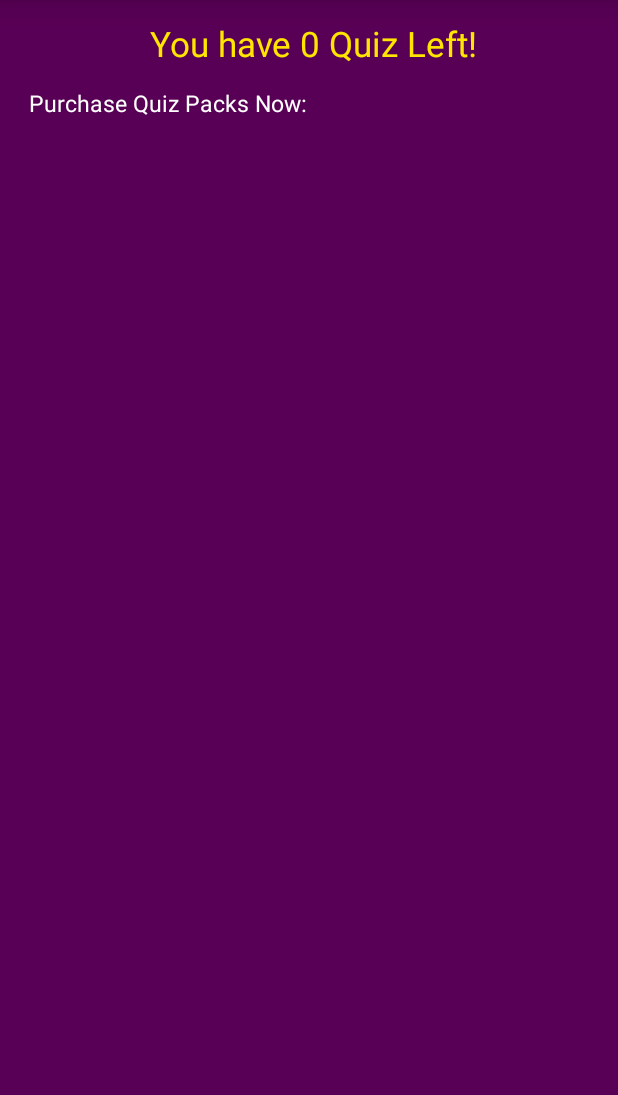
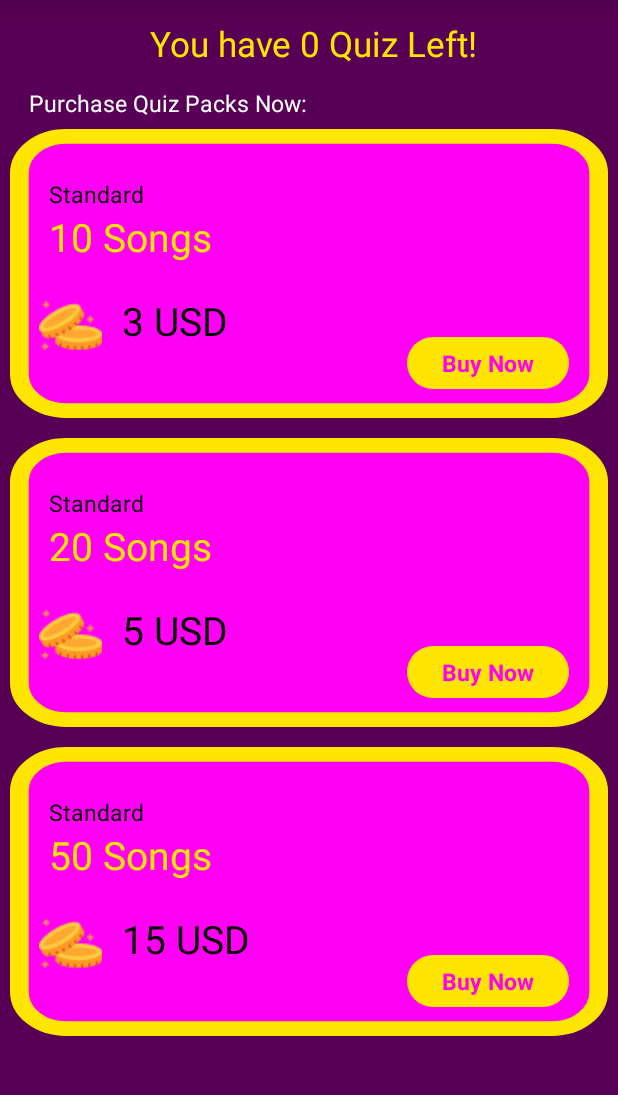
Before and after one commit to Nagari-Telcovas/GuessTheSong, an Android app built with Jetpack Compose: the PurchasePacksActivity screen opened directly, with no data from a screen before it, on a phone screen of 412 x 824 dp, the part 88-1183 px from its top. Run offline under Robolectric (Android 15) with nearby library versions, the light colour scheme and no system bars; our stand-ins replace sdp/ssp sizes; Roboto replaces fonts that are not available here.

Commit message:
updating ui and code for packages

```diff
--- a/app/src/main/assets/songsupdate.json
+++ b/app/src/main/assets/songsupdate.json
@@ -3,7 +3,7 @@
 "message":"Success",
 "response":[
 {"songurl":"whenyouarenotwithme",
-  "answer":"V",
+  "answer":"C",
 "details":[{"option1":"Shape of You", "type1":"A"},{"option1":"Billie Jean", "type1":"B"},
   {"option1":"when-you-are-not-with-me", "type1":"C"}, {"option1":"You and I", "type1":"D"}]},
 {"songurl":"thevictorianmansion",
--- /dev/null
+++ b/app/src/main/java/com/telcovas/guessthesong/model/PackClickListener.kt
@@ -0,0 +1,6 @@
+package com.telcovas.guessthesong.model
+
+interface PackClickListener {
+
+    fun onSelectClicked(optionName: String?, type: String?)
+}
--- /dev/null
+++ b/app/src/main/java/com/telcovas/guessthesong/model/PackageList.kt
@@ -0,0 +1,11 @@
+package com.telcovas.guessthesong.model
+
+data class PackageList(  val status: String,
+                         val message: String,
+                         val response: List<Packinfo>)
+
+data class Packinfo(
+    val plan: String,
+    val songs: String,
+    val price:String
+)
--- /dev/null
+++ b/app/src/main/java/com/telcovas/guessthesong/purchasePacks/PackageAdapter.kt
@@ -0,0 +1,63 @@
+package com.telcovas.guessthesong.purchasePacks
+
+import android.content.Context
+import android.view.LayoutInflater
+import android.view.View
+import android.view.ViewGroup
+import androidx.appcompat.widget.AppCompatImageView
+import androidx.appcompat.widget.AppCompatTextView
+import androidx.recyclerview.widget.RecyclerView
+import com.telcovas.guessthesong.R
+import com.telcovas.guessthesong.model.PackClickListener
+import com.telcovas.guessthesong.model.Packinfo
+
+class PackageAdapter(private val context: Context, val priceList: List<Packinfo>, private var clickItemListener: PackClickListener) :
+    RecyclerView.Adapter<PackageAdapter.ViewHolder>() {
+    var selectedItemPos = -1
+    var lastItemSelectedPos = -1
+
+    override fun getItemCount(): Int {
+        return priceList.size
+    }
+
+    override fun onCreateViewHolder(viewGroup: ViewGroup, position: Int): ViewHolder {
+        val v = LayoutInflater.from(context).inflate(R.layout.item_purchase_packs, viewGroup, false)
+        return ViewHolder(v)
+    }
+
+    override fun onBindViewHolder(holder: ViewHolder, position: Int) {
+        holder?.songTitle?.text = priceList.get(position).plan
+        holder?.totalCount?.text = priceList.get(position).songs
+        holder?.totalAmount?.text = priceList.get(position).price
+
+      /*  if (position == selectedItemPos)
+            holder?.totalAmount?.visibility = View.VISIBLE
+        else
+            holder?.totalAmount?.visibility = View.GONE
+*/
+        holder?.itemView?.setOnClickListener {
+            selectedItemPos = holder.adapterPosition
+            if (lastItemSelectedPos == -1)
+                lastItemSelectedPos = selectedItemPos
+            else {
+                notifyItemChanged(lastItemSelectedPos)
+                lastItemSelectedPos = selectedItemPos
+            }
+            notifyItemChanged(selectedItemPos)
+            clickItemListener.onSelectClicked(
+                priceList.get(position).songs,
+                priceList.get(position).plan
+            )
+        }
+    }
+
+    class ViewHolder(view: View) : RecyclerView.ViewHolder(view) {
+        val songTitle = view.findViewById(R.id.songTitle) as AppCompatTextView
+        val totalCount = view.findViewById(R.id.totalCount) as AppCompatTextView
+        val totalAmount = view.findViewById(R.id.totalAmount) as AppCompatTextView
+    }
+
+    override fun getItemViewType(position: Int): Int {
+        return position
+    }
+}
--- a/app/src/main/java/com/telcovas/guessthesong/purchasePacks/PurchasePacksActivity.kt
+++ b/app/src/main/java/com/telcovas/guessthesong/purchasePacks/PurchasePacksActivity.kt
@@ -2,11 +2,59 @@ package com.telcovas.guessthesong.purchasePacks
 
 import androidx.appcompat.app.AppCompatActivity
 import android.os.Bundle
+import android.util.Log
+import androidx.recyclerview.widget.LinearLayoutManager
+import androidx.recyclerview.widget.RecyclerView
+import com.google.gson.Gson
 import com.telcovas.guessthesong.R
+import com.telcovas.guessthesong.model.AnswerAdapter
+import com.telcovas.guessthesong.model.Detail
+import com.telcovas.guessthesong.model.PackClickListener
+import com.telcovas.guessthesong.model.PackageList
+import com.telcovas.guessthesong.model.Packinfo
+import com.telcovas.guessthesong.model.Quizinfo
+import com.telcovas.guessthesong.model.SongsList
 
-class PurchasePacksActivity : AppCompatActivity() {
+class PurchasePacksActivity : AppCompatActivity() , PackClickListener {
+
+    lateinit var listPackage: PackageList
+    private lateinit var packageList: RecyclerView
+    lateinit var packAdapter: PackageAdapter
+
     override fun onCreate(savedInstanceState: Bundle?) {
         super.onCreate(savedInstanceState)
         setContentView(R.layout.activity_purchase_packs)
+
+        packageList = findViewById(R.id.packageList)
+        packageList.layoutManager = LinearLayoutManager(this, LinearLayoutManager.VERTICAL, false)
+
+        val jsonString = readPackages()
+        listPackage = Gson().fromJson(jsonString, PackageList::class.java)
+        setUpAdapterData(listPackage.response)
+    }
+
+    private fun readPackages(): String {
+        val file_name = "quitlist.json"
+        val bufferReader = application.assets.open(file_name).bufferedReader()
+        val data = bufferReader.use {
+            it.readText()
+        }
+        // Log.d("readFromAsset", data)
+
+        return data;
+    }
+
+    private fun setUpAdapterData(listData: List<Packinfo>){
+
+
+        //var quizListData22 =quizListData.get(0).option1 as ArrayList<Detail>
+        Log.d("setUpAdapterData", listData.toString())
+         packAdapter = PackageAdapter(this, listData, this)
+        packageList.adapter = packAdapter
+
+    }
+
+    override fun onSelectClicked(optionName: String?, type: String?) {
+        TODO("Not yet implemented")
     }
 }
--- a/app/src/main/res/layout/activity_main.xml
+++ b/app/src/main/res/layout/activity_main.xml
@@ -63,6 +63,7 @@
                     android:layout_height="wrap_content"
                     android:layout_centerVertical="true"
                     android:text="@string/skip"
+                    android:visibility="invisible"
                     android:layout_marginRight="@dimen/_15sdp"
                     android:textColor="@color/yellow_bg"
                     android:textSize="@dimen/_15ssp"
--- a/app/src/main/res/layout/activity_purchase_packs.xml
+++ b/app/src/main/res/layout/activity_purchase_packs.xml
@@ -47,8 +47,9 @@
             app:layout_constraintLeft_toLeftOf="parent"
             app:layout_constraintTop_toBottomOf="@+id/quizeLeftText" />
 
+
         <androidx.recyclerview.widget.RecyclerView
-            android:id="@+id/selectAmountList"
+            android:id="@+id/packageList"
             android:layout_width="match_parent"
             android:layout_height="match_parent"
             android:orientation="vertical"
@@ -58,6 +59,7 @@
             app:layout_constraintRight_toRightOf="parent"
             app:layout_constraintTop_toBottomOf="@+id/quizePacksText"
             tools:itemCount="4"
+            android:layout_marginBottom="@dimen/_10sdp"
             tools:listitem="@layout/item_purchase_packs" />
 
     </androidx.constraintlayout.widget.ConstraintLayout>
--- a/app/src/main/res/layout/item_purchase_packs.xml
+++ b/app/src/main/res/layout/item_purchase_packs.xml
@@ -4,7 +4,7 @@
     android:layout_height="wrap_content"
     xmlns:app="http://schemas.android.com/apk/res-auto"
     android:layout_margin="@dimen/_5sdp"
-    android:padding="@dimen/_20sdp"
+    android:padding="@dimen/_15sdp"
     android:background="@drawable/svg_quiz_box">
 
     <androidx.appcompat.widget.AppCompatTextView
@@ -15,7 +15,7 @@
         android:text="@string/standard"
         android:layout_marginLeft="@dimen/_5sdp"
         android:textColor="@color/black"
-        android:textSize="@dimen/_15ssp"
+        android:textSize="@dimen/_12ssp"
         app:fontFamily="@font/kavoon"
         app:layout_constraintLeft_toLeftOf="parent"
         app:layout_constraintTop_toTopOf="parent" />
@@ -27,7 +27,7 @@
         android:text="10"
         android:layout_marginLeft="@dimen/_5sdp"
         android:textColor="@color/yellow_bg"
-        android:textSize="@dimen/_28ssp"
+        android:textSize="@dimen/_20ssp"
         app:fontFamily="@font/kavoon"
         app:layout_constraintLeft_toLeftOf="parent"
         app:layout_constraintTop_toBottomOf="@+id/songTitle" />
@@ -37,7 +37,7 @@
         android:layout_width="wrap_content"
         android:layout_height="wrap_content"
         android:layout_marginTop="@dimen/_15sdp"
-        android:text="Questions"
+        android:text=""
         android:layout_marginLeft="@dimen/_5sdp"
         android:textColor="@color/yellow_bg"
         android:textSize="@dimen/_15ssp"
@@ -50,7 +50,7 @@
         android:layout_width="wrap_content"
         android:layout_height="wrap_content"
         android:src="@drawable/png_coin"
-        android:layout_marginTop="@dimen/_40sdp"
+        android:layout_marginTop="@dimen/_8sdp"
         app:layout_constraintLeft_toLeftOf="parent"
         app:layout_constraintTop_toBottomOf="@+id/totalSongText" />
 
@@ -59,10 +59,10 @@
         android:layout_width="wrap_content"
         android:layout_height="wrap_content"
         android:text="4"
-        android:layout_marginTop="@dimen/_34sdp"
+        android:layout_marginTop="@dimen/_8sdp"
         android:layout_marginLeft="@dimen/_10sdp"
         android:textColor="@color/black"
-        android:textSize="@dimen/_24ssp"
+        android:textSize="@dimen/_20ssp"
         app:fontFamily="@font/kavoon"
         app:layout_constraintLeft_toRightOf="@+id/coinImage"
         app:layout_constraintTop_toBottomOf="@+id/totalSongText" />
@@ -71,8 +71,8 @@
         android:id="@+id/totalAmountText"
         android:layout_width="wrap_content"
         android:layout_height="wrap_content"
-        android:layout_marginTop="@dimen/_45sdp"
-        android:text="USD"
+        android:layout_marginTop="@dimen/_20sdp"
+        android:text=""
         android:layout_marginLeft="@dimen/_5sdp"
         android:textColor="@color/black"
         android:textSize="@dimen/_15ssp"
@@ -84,7 +84,7 @@
         android:id="@+id/continueButton"
         android:layout_width="wrap_content"
         android:layout_height="wrap_content"
-        android:layout_marginTop="@dimen/_40ssp"
+        android:layout_marginTop="@dimen/_30ssp"
         android:background="@drawable/rounded_button_yellow"
         android:gravity="center"
         android:paddingStart="@dimen/_18sdp"
--- a/app/src/main/res/layout/layout_dashboard.xml
+++ b/app/src/main/res/layout/layout_dashboard.xml
@@ -15,7 +15,7 @@
         app:layout_constrainedHeight="false"
         app:layout_constraintLeft_toLeftOf="parent"
         app:layout_constraintRight_toRightOf="parent"
-        android:layout_marginTop="@dimen/_60ssp"
+        android:layout_marginTop="@dimen/_45ssp"
         app:layout_constraintTop_toBottomOf="@+id/toolbarLayout">
 
     <RelativeLayout
@@ -176,7 +176,7 @@
             app:layoutManager="androidx.recyclerview.widget.LinearLayoutManager"
             app:layout_constrainedHeight="true"
 
-            tools:itemCount="5"
+            tools:itemCount="4"
             tools:listitem="@layout/item_answer" />
         <androidx.appcompat.widget.AppCompatButton
             android:id="@+id/continueButton"
```
Also changed, not shown: app/src/main/assets/quitlist.json (+11 -21 lines), app/src/main/java/com/telcovas/guessthesong/MainActivity.kt (+42 -8 lines), app/src/main/res/layout/dialog_complete.xml (+11 -0 lines).
